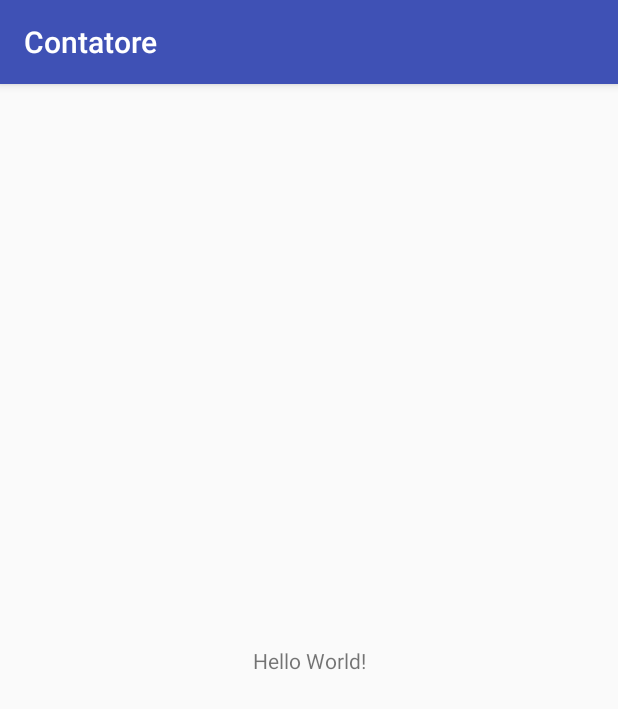
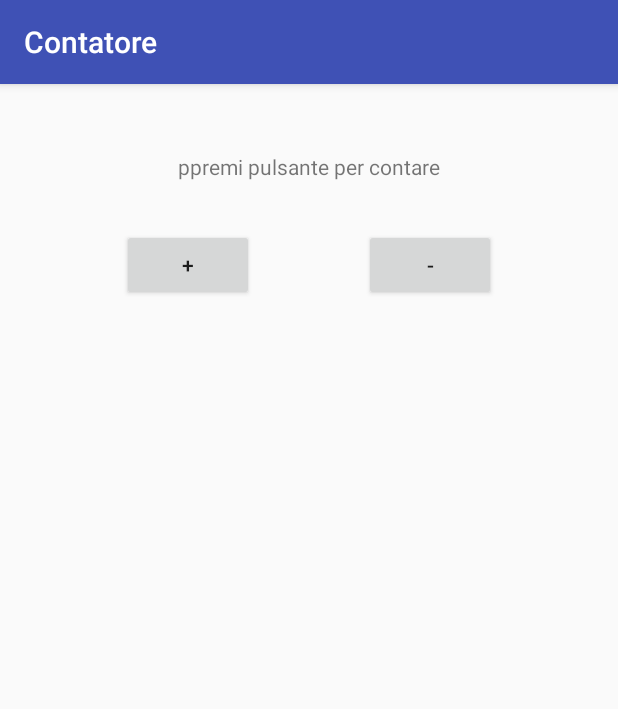
Before and after one commit to Annadr95/Contatore, an Android app: the screen it shows after launch (MainActivity), on a phone screen of 412 x 824 dp. Shown: the top 709 px of the screen. Run offline under Robolectric (Android 15) with nearby library versions, the phone set to English and light mode, and no system bars.

Commit message:
secondo commit

```diff
--- a/app/src/main/res/layout/activity_main.xml
+++ b/app/src/main/res/layout/activity_main.xml
@@ -7,12 +7,37 @@
     tools:context="com.example.anna.contatore.MainActivity">
 
     <TextView
+        android:id="@+id/textView"
         android:layout_width="wrap_content"
         android:layout_height="wrap_content"
-        android:text="Hello World!"
-        app:layout_constraintBottom_toBottomOf="parent"
-        app:layout_constraintLeft_toLeftOf="parent"
-        app:layout_constraintRight_toRightOf="parent"
+        android:layout_marginEnd="163dp"
+        android:layout_marginStart="163dp"
+        android:layout_marginTop="45dp"
+        android:text="@string/testo"
+        app:layout_constraintEnd_toEndOf="parent"
+        app:layout_constraintStart_toStartOf="parent"
         app:layout_constraintTop_toTopOf="parent" />
 
+    <Button
+        android:id="@+id/button"
+        android:layout_width="wrap_content"
+        android:layout_height="wrap_content"
+        android:layout_marginStart="8dp"
+        android:layout_marginTop="32dp"
+        android:text="@string/aumentare"
+        app:layout_constraintEnd_toStartOf="@+id/button2"
+        app:layout_constraintHorizontal_bias="0.5"
+        app:layout_constraintStart_toStartOf="parent"
+        app:layout_constraintTop_toBottomOf="@+id/textView" />
+
+    <Button
+        android:id="@+id/button2"
+        android:layout_width="wrap_content"
+        android:layout_height="wrap_content"
+        android:layout_marginEnd="8dp"
+        android:text="@string/diminuire"
+        app:layout_constraintBaseline_toBaselineOf="@+id/button"
+        app:layout_constraintEnd_toEndOf="parent"
+        app:layout_constraintHorizontal_bias="0.5"
+        app:layout_constraintStart_toEndOf="@+id/button" />
 </android.support.constraint.ConstraintLayout>
--- a/app/src/main/res/values/strings.xml
+++ b/app/src/main/res/values/strings.xml
@@ -1,3 +1,6 @@
 <resources>
     <string name="app_name">Contatore</string>
+    <string name="aumentare">+</string>
+    <string name="diminuire">-</string>
+    <string name="testo">ppremi pulsante per contare</string>
 </resources>
```
